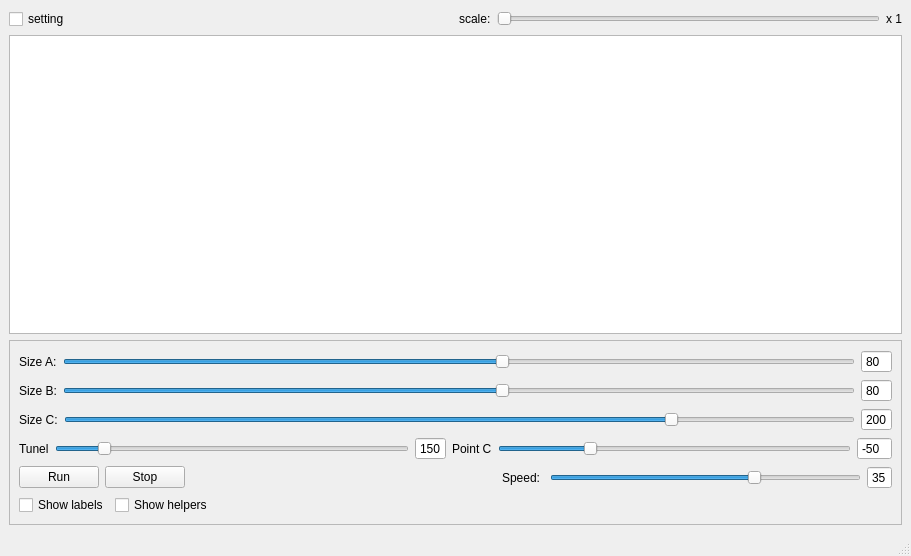
toCase/drawMech, file app/mainwindow.ui: the form before one commit.
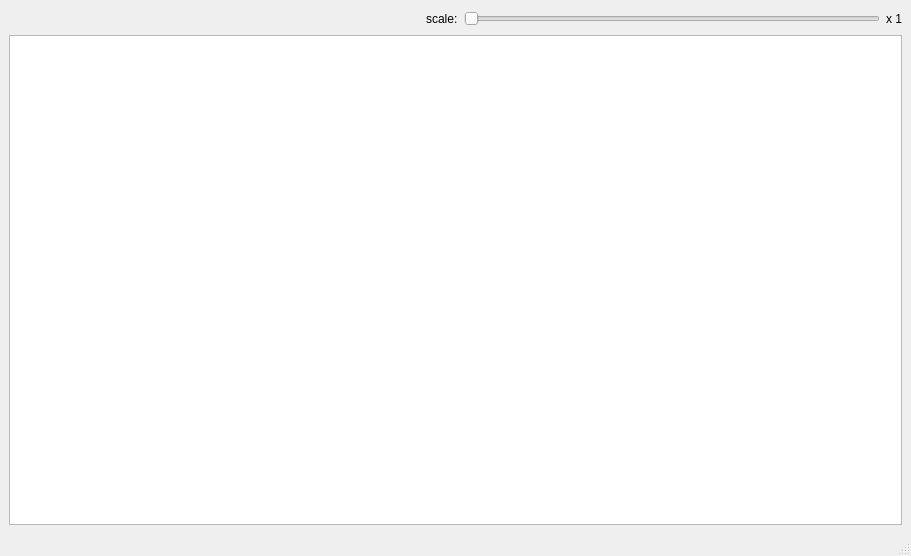
The form after the commit.

Patch:
```diff
--- a/app/mainwindow.ui
+++ b/app/mainwindow.ui
@@ -19,13 +19,6 @@
      <layout class="QVBoxLayout" name="verticalLayout_2">
       <item>
        <layout class="QHBoxLayout" name="horizontalLayout_7">
-        <item>
-         <widget class="QCheckBox" name="checkBox_setting">
-          <property name="text">
-           <string>setting</string>
-          </property>
-         </widget>
-        </item>
         <item>
          <spacer name="horizontalSpacer_3">
           <property name="orientation">
@@ -71,358 +64,6 @@
       <item>
        <widget class="QGraphicsView" name="graphicsView_A"/>
       </item>
-      <item>
-       <widget class="QFrame" name="frame">
-        <property name="frameShape">
-         <enum>QFrame::StyledPanel</enum>
-        </property>
-        <property name="frameShadow">
-         <enum>QFrame::Raised</enum>
-        </property>
-        <layout class="QGridLayout" name="gridLayout">
-         <item row="0" column="0">
-          <layout class="QVBoxLayout" name="verticalLayout">
-           <item>
-            <layout class="QHBoxLayout" name="horizontalLayout">
-             <item>
-              <widget class="QLabel" name="label">
-               <property name="text">
-                <string>Size A:</string>
-               </property>
-              </widget>
-             </item>
-             <item>
-              <widget class="QSlider" name="horizontalSlider_A">
-               <property name="minimum">
-                <number>30</number>
-               </property>
-               <property name="maximum">
-                <number>120</number>
-               </property>
-               <property name="value">
-                <number>80</number>
-               </property>
-               <property name="orientation">
-                <enum>Qt::Horizontal</enum>
-               </property>
-              </widget>
-             </item>
-             <item>
-              <widget class="QSpinBox" name="spinBox_a">
-               <property name="readOnly">
-                <bool>true</bool>
-               </property>
-               <property name="buttonSymbols">
-                <enum>QAbstractSpinBox::NoButtons</enum>
-               </property>
-               <property name="minimum">
-                <number>30</number>
-               </property>
-               <property name="maximum">
-                <number>120</number>
-               </property>
-               <property name="value">
-                <number>80</number>
-               </property>
-              </widget>
-             </item>
-            </layout>
-           </item>
-           <item>
-            <layout class="QHBoxLayout" name="horizontalLayout_2">
-             <item>
-              <widget class="QLabel" name="label_2">
-               <property name="text">
-                <string>Size B:</string>
-               </property>
-              </widget>
-             </item>
-             <item>
-              <widget class="QSlider" name="horizontalSlider">
-               <property name="minimum">
-                <number>30</number>
-               </property>
-               <property name="maximum">
-                <number>120</number>
-               </property>
-               <property name="value">
-                <number>80</number>
-               </property>
-               <property name="orientation">
-                <enum>Qt::Horizontal</enum>
-               </property>
-              </widget>
-             </item>
-             <item>
-              <widget class="QSpinBox" name="spinBox_b">
-               <property name="readOnly">
-                <bool>true</bool>
-               </property>
-               <property name="buttonSymbols">
-                <enum>QAbstractSpinBox::NoButtons</enum>
-               </property>
-               <property name="minimum">
-                <number>30</number>
-               </property>
-               <property name="maximum">
-                <number>120</number>
-               </property>
-               <property name="value">
-                <number>80</number>
-               </property>
-              </widget>
-             </item>
-            </layout>
-           </item>
-           <item>
-            <layout class="QHBoxLayout" name="horizontalLayout_3">
-             <item>
-              <widget class="QLabel" name="label_3">
-               <property name="text">
-                <string>Size C:</string>
-               </property>
-              </widget>
-             </item>
-             <item>
-              <widget class="QSlider" name="horizontalSlider_C">
-               <property name="minimum">
-                <number>30</number>
-               </property>
-               <property name="maximum">
-                <number>250</number>
-               </property>
-               <property name="value">
-                <number>200</number>
-               </property>
-               <property name="orientation">
-                <enum>Qt::Horizontal</enum>
-               </property>
-              </widget>
-             </item>
-             <item>
-              <widget class="QSpinBox" name="spinBox_c">
-               <property name="readOnly">
-                <bool>true</bool>
-               </property>
-               <property name="buttonSymbols">
-                <enum>QAbstractSpinBox::NoButtons</enum>
-               </property>
-               <property name="minimum">
-                <number>30</number>
-               </property>
-               <property name="maximum">
-                <number>250</number>
-               </property>
-               <property name="value">
-                <number>200</number>
-               </property>
-              </widget>
-             </item>
-            </layout>
-           </item>
-           <item>
-            <layout class="QHBoxLayout" name="horizontalLayout_4">
-             <item>
-              <widget class="QLabel" name="label_4">
-               <property name="text">
-                <string>Tunel</string>
-               </property>
-              </widget>
-             </item>
-             <item>
-              <widget class="QSlider" name="horizontalSlider_D">
-               <property name="minimum">
-                <number>100</number>
-               </property>
-               <property name="maximum">
-                <number>500</number>
-               </property>
-               <property name="value">
-                <number>150</number>
-               </property>
-               <property name="orientation">
-                <enum>Qt::Horizontal</enum>
-               </property>
-              </widget>
-             </item>
-             <item>
-              <widget class="QSpinBox" name="spinBox_d">
-               <property name="readOnly">
-                <bool>true</bool>
-               </property>
-               <property name="buttonSymbols">
-                <enum>QAbstractSpinBox::NoButtons</enum>
-               </property>
-               <property name="minimum">
-                <number>100</number>
-               </property>
-               <property name="maximum">
-                <number>500</number>
-               </property>
-               <property name="value">
-                <number>150</number>
-               </property>
-              </widget>
-             </item>
-             <item>
-              <widget class="QLabel" name="label_6">
-               <property name="text">
-                <string>Point C</string>
-               </property>
-              </widget>
-             </item>
-             <item>
-              <widget class="QSlider" name="horizontalSlider_PC">
-               <property name="minimum">
-                <number>-100</number>
-               </property>
-               <property name="maximum">
-                <number>100</number>
-               </property>
-               <property name="value">
-                <number>-50</number>
-               </property>
-               <property name="orientation">
-                <enum>Qt::Horizontal</enum>
-               </property>
-              </widget>
-             </item>
-             <item>
-              <widget class="QSpinBox" name="spinBox_pc">
-               <property name="readOnly">
-                <bool>true</bool>
-               </property>
-               <property name="buttonSymbols">
-                <enum>QAbstractSpinBox::NoButtons</enum>
-               </property>
-               <property name="minimum">
-                <number>-100</number>
-               </property>
-               <property name="maximum">
-                <number>100</number>
-               </property>
-               <property name="value">
-                <number>-50</number>
-               </property>
-              </widget>
-             </item>
-            </layout>
-           </item>
-           <item>
-            <layout class="QHBoxLayout" name="horizontalLayout_6">
-             <item>
-              <widget class="QPushButton" name="pushButton_run">
-               <property name="text">
-                <string>Run</string>
-               </property>
-              </widget>
-             </item>
-             <item>
-              <widget class="QPushButton" name="pushButton_stop">
-               <property name="text">
-                <string>Stop</string>
-               </property>
-              </widget>
-             </item>
-             <item>
-              <spacer name="horizontalSpacer">
-               <property name="orientation">
-                <enum>Qt::Horizontal</enum>
-               </property>
-               <property name="sizeHint" stdset="0">
-                <size>
-                 <width>40</width>
-                 <height>20</height>
-                </size>
-               </property>
-              </spacer>
-             </item>
-             <item>
-              <widget class="QLabel" name="label_5">
-               <property name="text">
-                <string>Speed: </string>
-               </property>
-              </widget>
-             </item>
-             <item>
-              <widget class="QSlider" name="horizontalSlider_Speed">
-               <property name="minimum">
-                <number>5</number>
-               </property>
-               <property name="maximum">
-                <number>50</number>
-               </property>
-               <property name="singleStep">
-                <number>1</number>
-               </property>
-               <property name="value">
-                <number>35</number>
-               </property>
-               <property name="orientation">
-                <enum>Qt::Horizontal</enum>
-               </property>
-               <property name="invertedControls">
-                <bool>true</bool>
-               </property>
-              </widget>
-             </item>
-             <item>
-              <widget class="QSpinBox" name="spinBox_s">
-               <property name="readOnly">
-                <bool>true</bool>
-               </property>
-               <property name="buttonSymbols">
-                <enum>QAbstractSpinBox::NoButtons</enum>
-               </property>
-               <property name="minimum">
-                <number>5</number>
-               </property>
-               <property name="maximum">
-                <number>50</number>
-               </property>
-               <property name="value">
-                <number>35</number>
-               </property>
-              </widget>
-             </item>
-            </layout>
-           </item>
-           <item>
-            <layout class="QHBoxLayout" name="horizontalLayout_5">
-             <item>
-              <widget class="QCheckBox" name="checkBox_labels">
-               <property name="text">
-                <string>Show labels</string>
-               </property>
-              </widget>
-             </item>
-             <item>
-              <widget class="QCheckBox" name="checkBox_helpers">
-               <property name="text">
-                <string>Show helpers</string>
-               </property>
-              </widget>
-             </item>
-             <item>
-              <spacer name="horizontalSpacer_2">
-               <property name="orientation">
-                <enum>Qt::Horizontal</enum>
-               </property>
-               <property name="sizeHint" stdset="0">
-                <size>
-                 <width>40</width>
-                 <height>20</height>
-                </size>
-               </property>
-              </spacer>
-             </item>
-            </layout>
-           </item>
-          </layout>
-         </item>
-        </layout>
-       </widget>
-      </item>
      </layout>
     </item>
    </layout>
```
